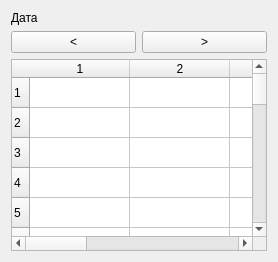
anastasia-k-o/Management-System, file forms/calendar.ui: the form before one commit.
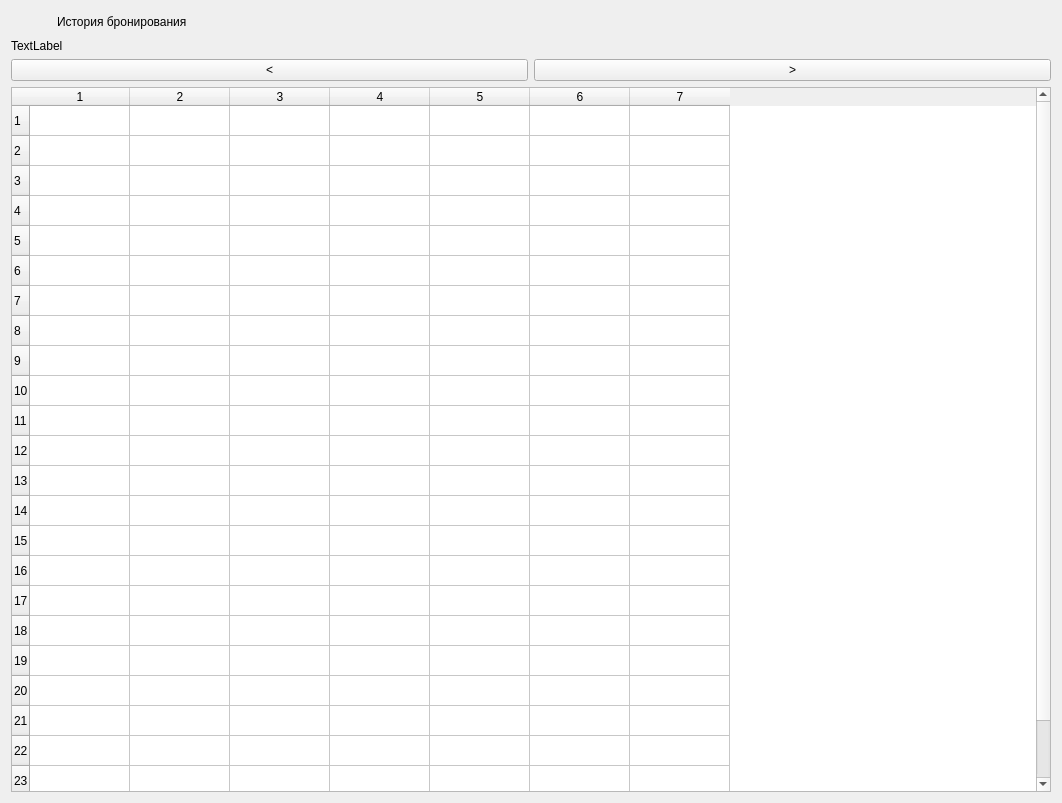
The form after the commit. Icons and pictures are not drawn.

The edit to the form file:
```diff
--- a/forms/calendar.ui
+++ b/forms/calendar.ui
@@ -1,11 +1,59 @@
 <ui version="4.0">
  <class>CalendarApp</class>
  <widget class="QWidget" name="CalendarWindow">
+  <property name="geometry">
+   <rect>
+    <x>0</x>
+    <y>0</y>
+    <width>1062</width>
+    <height>803</height>
+   </rect>
+  </property>
   <layout class="QVBoxLayout" name="verticalLayout">
+   <item>
+    <layout class="QHBoxLayout" name="horizontalLayout">
+     <item>
+      <widget class="QPushButton" name="BackButton">
+       <property name="sizePolicy">
+        <sizepolicy hsizetype="Fixed" vsizetype="Fixed">
+         <horstretch>0</horstretch>
+         <verstretch>0</verstretch>
+        </sizepolicy>
+       </property>
+       <property name="text">
+        <string/>
+       </property>
+       <property name="icon">
+        <iconset resource="../resources/resources.qrc">
+         <normaloff>:/go-previous/go-previous.svg</normaloff>:/go-previous/go-previous.svg</iconset>
+       </property>
+       <property name="iconSize">
+        <size>
+         <width>24</width>
+         <height>24</height>
+        </size>
+       </property>
+       <property name="flat">
+        <bool>true</bool>
+       </property>
+      </widget>
+     </item>
+     <item>
+      <widget class="QLabel" name="bookingHistoryTitle">
+       <property name="styleSheet">
+        <string notr="true">font: 63 10pt &quot;Yu Gothic UI Semibold&quot;;</string>
+       </property>
+       <property name="text">
+        <string>История бронирования</string>
+       </property>
+      </widget>
+     </item>
+    </layout>
+   </item>
    <item>
     <widget class="QLabel" name="labelDateRange">
      <property name="text">
-      <string>Дата</string>
+      <string>TextLabel</string>
      </property>
     </widget>
    </item>
@@ -35,6 +83,37 @@
      <property name="columnCount">
       <number>7</number>
      </property>
+     <row/>
+     <row/>
+     <row/>
+     <row/>
+     <row/>
+     <row/>
+     <row/>
+     <row/>
+     <row/>
+     <row/>
+     <row/>
+     <row/>
+     <row/>
+     <row/>
+     <row/>
+     <row/>
+     <row/>
+     <row/>
+     <row/>
+     <row/>
+     <row/>
+     <row/>
+     <row/>
+     <row/>
+     <column/>
+     <column/>
+     <column/>
+     <column/>
+     <column/>
+     <column/>
+     <column/>
     </widget>
    </item>
   </layout>
```
Left out of the diff: 9 changed lines with no effect on the pictures.
